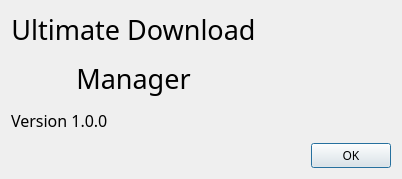
Qt form UltimateDownloadManager/aboutdialog.ui (LalitMaganti/Ultimate-Download-Manager) before a commit.
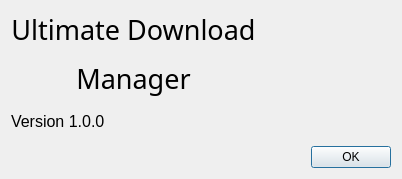
The same form after that commit. Icons and pictures are not drawn.

What changed in the file:
```diff
--- a/UltimateDownloadManager/aboutdialog.ui
+++ b/UltimateDownloadManager/aboutdialog.ui
@@ -10,11 +10,6 @@
     <height>179</height>
    </rect>
   </property>
-  <property name="font">
-   <font>
-    <family>Helvetica Neue LT Pro</family>
-   </font>
-  </property>
   <property name="windowTitle">
    <string>Dialog</string>
   </property>
```
Left out of the diff: 28 changed lines with no effect on the pictures.
